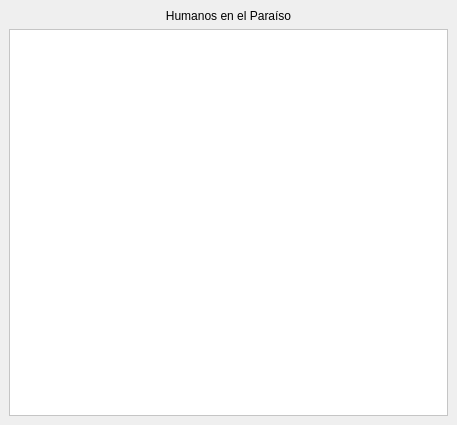
First picture: the form in ventanasalvados.ui, repository DavidCrgh/Tarea_Programa_Estructuras_2, before the edit.
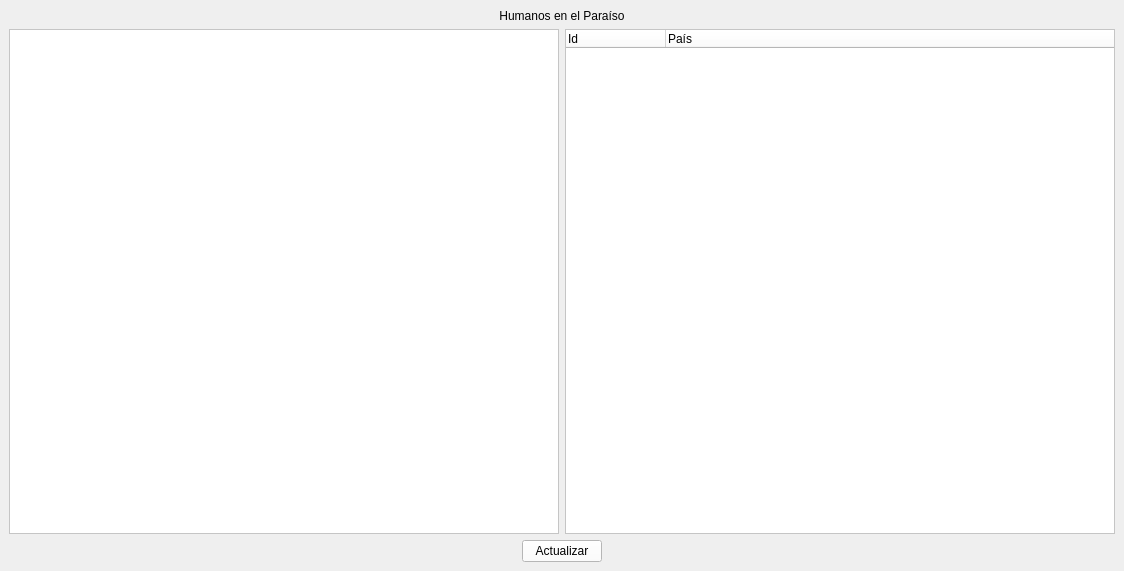
Second picture: the form after the edit. Icons and pictures are not drawn.

Commit message: Creado el paraiso y el arbol de la vida.

What changed in the file:
```diff
--- a/ventanasalvados.ui
+++ b/ventanasalvados.ui
@@ -6,20 +6,20 @@
    <rect>
     <x>0</x>
     <y>0</y>
-    <width>457</width>
-    <height>425</height>
+    <width>1124</width>
+    <height>571</height>
    </rect>
   </property>
   <property name="minimumSize">
    <size>
-    <width>457</width>
-    <height>425</height>
+    <width>1124</width>
+    <height>571</height>
    </size>
   </property>
   <property name="maximumSize">
    <size>
-    <width>457</width>
-    <height>425</height>
+    <width>1124</width>
+    <height>571</height>
    </size>
   </property>
   <property name="windowTitle">
@@ -51,11 +51,72 @@
      </widget>
     </item>
     <item>
-     <widget class="QTextBrowser" name="informacionSalvados">
-      <property name="styleSheet">
-       <string notr="true">background-color: rgba(255, 255, 255, 255);</string>
-      </property>
-     </widget>
+     <layout class="QHBoxLayout" name="horizontalLayout_2">
+      <item>
+       <widget class="QTextBrowser" name="informacionSalvados">
+        <property name="styleSheet">
+         <string notr="true">background-color: rgba(255, 255, 255, 255);</string>
+        </property>
+       </widget>
+      </item>
+      <item>
+       <widget class="QTreeWidget" name="arbolAVL">
+        <property name="styleSheet">
+         <string notr="true">background-color: rgb(255, 255, 255);</string>
+        </property>
+        <column>
+         <property name="text">
+          <string>Id</string>
+         </property>
+        </column>
+        <column>
+         <property name="text">
+          <string>País</string>
+         </property>
+        </column>
+       </widget>
+      </item>
+     </layout>
+    </item>
+    <item>
+     <layout class="QHBoxLayout" name="horizontalLayout">
+      <item>
+       <spacer name="horizontalSpacer">
+        <property name="orientation">
+         <enum>Qt::Horizontal</enum>
+        </property>
+        <property name="sizeHint" stdset="0">
+         <size>
+          <width>40</width>
+          <height>20</height>
+         </size>
+        </property>
+       </spacer>
+      </item>
+      <item>
+       <widget class="QPushButton" name="actualizar">
+        <property name="styleSheet">
+         <string notr="true">background-color: rgb(255, 255, 255);</string>
+        </property>
+        <property name="text">
+         <string>Actualizar</string>
+        </property>
+       </widget>
+      </item>
+      <item>
+       <spacer name="horizontalSpacer_2">
+        <property name="orientation">
+         <enum>Qt::Horizontal</enum>
+        </property>
+        <property name="sizeHint" stdset="0">
+         <size>
+          <width>40</width>
+          <height>20</height>
+         </size>
+        </property>
+       </spacer>
+      </item>
+     </layout>
     </item>
    </layout>
   </widget>
```
The commit also changes 23 other files.
